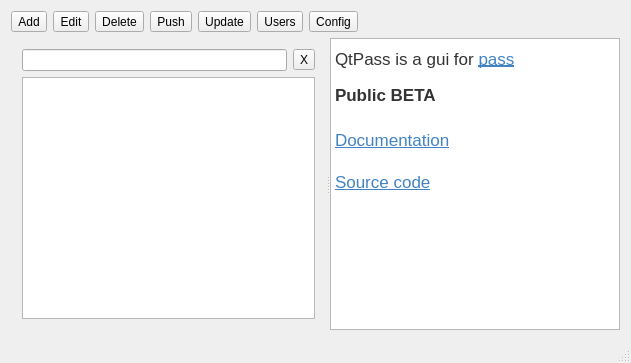
IJHack/QtPass, file mainwindow.ui: the form before one commit.
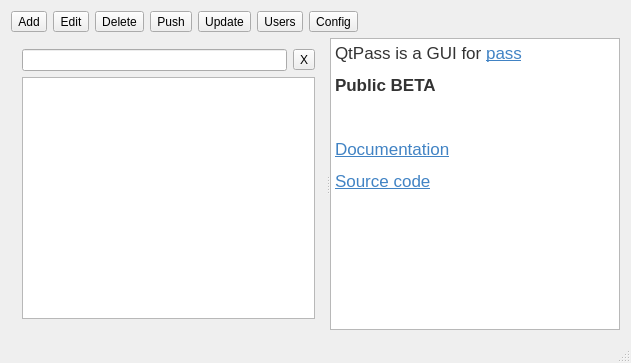
The form after the commit.

Commit message: links changed to qtpass.org

The edit to the form file:
```diff
--- a/mainwindow.ui
+++ b/mainwindow.ui
@@ -133,12 +133,11 @@
 &lt;html&gt;&lt;head&gt;&lt;meta name=&quot;qrichtext&quot; content=&quot;1&quot; /&gt;&lt;style type=&quot;text/css&quot;&gt;
 p, li { white-space: pre-wrap; }
 &lt;/style&gt;&lt;/head&gt;&lt;body style=&quot; font-family:'.Helvetica Neue DeskInterface'; font-size:13pt; font-weight:400; font-style:normal;&quot;&gt;
-&lt;p style=&quot; margin-top:0px; margin-bottom:16px; margin-left:0px; margin-right:0px; -qt-block-indent:0; text-indent:0px; line-height:25.6px;&quot;&gt;&lt;span style=&quot; font-family:'Helvetica Neue,Helvetica,Segoe UI,Arial,freesans,sans-serif'; color:#333333;&quot;&gt;QtPass is a gui for &lt;/span&gt;&lt;a href=&quot;http://www.passwordstore.org/&quot;&gt;&lt;span style=&quot; font-family:'Helvetica Neue,Helvetica,Segoe UI,Arial,freesans,sans-serif'; text-decoration: underline; color:#4183c4; background-color:transparent;&quot;&gt;pass&lt;/span&gt;&lt;/a&gt;&lt;/p&gt;
-&lt;p style=&quot; margin-top:0px; margin-bottom:0px; margin-left:0px; margin-right:0px; -qt-block-indent:0; text-indent:0px;&quot;&gt;&lt;span style=&quot; font-family:'Helvetica Neue,Helvetica,Segoe UI,Arial,freesans,sans-serif'; font-weight:600; color:#333333;&quot;&gt;Public BETA&lt;/span&gt;&lt;/p&gt;
-&lt;p style=&quot;-qt-paragraph-type:empty; margin-top:0px; margin-bottom:0px; margin-left:0px; margin-right:0px; -qt-block-indent:0; text-indent:0px; font-family:'Helvetica Neue,Helvetica,Segoe UI,Arial,freesans,sans-serif'; color:#333333;&quot;&gt;&lt;br /&gt;&lt;/p&gt;
-&lt;p style=&quot; margin-top:0px; margin-bottom:16px; margin-left:0px; margin-right:0px; -qt-block-indent:0; text-indent:0px; line-height:25.6px;&quot;&gt;&lt;a href=&quot;http://ijhack.github.io/qtpass/&quot;&gt;&lt;span style=&quot; font-family:'Helvetica Neue,Helvetica,Segoe UI,Arial,freesans,sans-serif'; text-decoration: underline; color:#4183c4; background-color:transparent;&quot;&gt;Documentation&lt;/span&gt;&lt;/a&gt;&lt;/p&gt;
-&lt;p style=&quot; margin-top:0px; margin-bottom:0px; margin-left:0px; margin-right:0px; -qt-block-indent:0; text-indent:0px; line-height:25.6px;&quot;&gt;&lt;a href=&quot;https://github.com/IJHack/qtpass&quot;&gt;&lt;span style=&quot; font-family:'Helvetica Neue,Helvetica,Segoe UI,Arial,freesans,sans-serif'; text-decoration: underline; color:#4183c4; background-color:transparent;&quot;&gt;Source code&lt;/span&gt;&lt;/a&gt;&lt;/p&gt;
-&lt;p style=&quot;-qt-paragraph-type:empty; margin-top:0px; margin-bottom:0px; margin-left:0px; margin-right:0px; -qt-block-indent:0; text-indent:0px; font-family:'Helvetica Neue,Helvetica,Segoe UI,Arial,freesans,sans-serif'; color:#333333;&quot;&gt;&lt;br /&gt;&lt;/p&gt;&lt;/body&gt;&lt;/html&gt;</string>
+&lt;p style=&quot; margin-top:12px; margin-bottom:12px; margin-left:0px; margin-right:0px; -qt-block-indent:0; text-indent:0px;&quot;&gt;&lt;span style=&quot; font-family:'Helvetica Neue,Helvetica,Segoe UI,Arial,freesans,sans-serif'; color:#333333;&quot;&gt;QtPass is a GUI for &lt;/span&gt;&lt;a href=&quot;http://www.passwordstore.org/&quot;&gt;&lt;span style=&quot; font-family:'Helvetica Neue,Helvetica,Segoe UI,Arial,freesans,sans-serif'; text-decoration: underline; color:#4183c4; background-color:transparent;&quot;&gt;pass&lt;/span&gt;&lt;/a&gt;&lt;/p&gt;
+&lt;p style=&quot; margin-top:12px; margin-bottom:12px; margin-left:0px; margin-right:0px; -qt-block-indent:0; text-indent:0px;&quot;&gt;&lt;span style=&quot; font-family:'Helvetica Neue,Helvetica,Segoe UI,Arial,freesans,sans-serif'; font-weight:600; color:#333333;&quot;&gt;Public BETA&lt;/span&gt;&lt;/p&gt;
+&lt;p style=&quot;-qt-paragraph-type:empty; margin-top:12px; margin-bottom:12px; margin-left:0px; margin-right:0px; -qt-block-indent:0; text-indent:0px;&quot;&gt;&lt;br /&gt;&lt;/p&gt;
+&lt;p style=&quot; margin-top:12px; margin-bottom:12px; margin-left:0px; margin-right:0px; -qt-block-indent:0; text-indent:0px;&quot;&gt;&lt;a href=&quot;http://qtpass.org/&quot;&gt;&lt;span style=&quot; font-family:'Helvetica Neue,Helvetica,Segoe UI,Arial,freesans,sans-serif'; text-decoration: underline; color:#4183c4; background-color:transparent;&quot;&gt;Documentation&lt;/span&gt;&lt;/a&gt;&lt;/p&gt;
+&lt;p style=&quot; margin-top:12px; margin-bottom:12px; margin-left:0px; margin-right:0px; -qt-block-indent:0; text-indent:0px;&quot;&gt;&lt;a href=&quot;https://github.com/IJHack/qtpass&quot;&gt;&lt;span style=&quot; font-family:'Helvetica Neue,Helvetica,Segoe UI,Arial,freesans,sans-serif'; text-decoration: underline; color:#4183c4; background-color:transparent;&quot;&gt;Source code&lt;/span&gt;&lt;/a&gt;&lt;/p&gt;&lt;/body&gt;&lt;/html&gt;</string>
        </property>
       </widget>
      </widget>
```
The commit also changes 1 other file.
